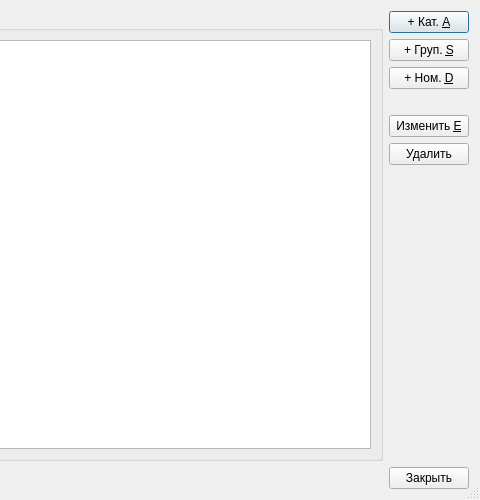
The window that inventorydialog.ui (igrekus/depot) describes before a commit, drawn with Qt 5; both pictures show x 229 to 709 and y 0 to 500 of the 709 by 500 pixel window.
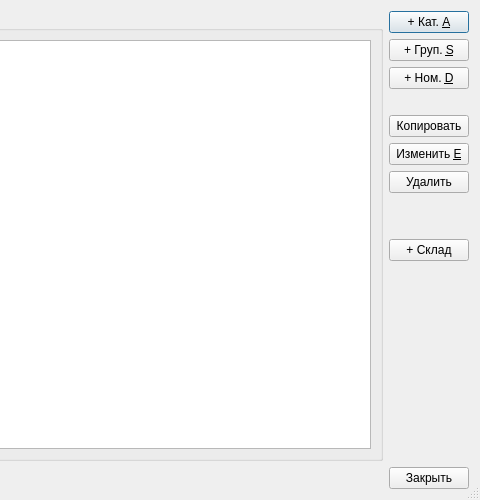
The same window after the commit.

Patch:
```diff
--- a/inventorydialog.ui
+++ b/inventorydialog.ui
@@ -79,6 +79,13 @@
          </property>
         </spacer>
        </item>
+       <item>
+        <widget class="QPushButton" name="btnCopy">
+         <property name="text">
+          <string>Копировать</string>
+         </property>
+        </widget>
+       </item>
        <item>
         <widget class="QPushButton" name="btnEdit">
          <property name="text">
@@ -93,6 +100,29 @@
          </property>
         </widget>
        </item>
+       <item>
+        <spacer name="verticalSpacer_3">
+         <property name="orientation">
+          <enum>Qt::Vertical</enum>
+         </property>
+         <property name="sizeType">
+          <enum>QSizePolicy::Fixed</enum>
+         </property>
+         <property name="sizeHint" stdset="0">
+          <size>
+           <width>20</width>
+           <height>40</height>
+          </size>
+         </property>
+        </spacer>
+       </item>
+       <item>
+        <widget class="QPushButton" name="btnRegisterStock">
+         <property name="text">
+          <string>+ Склад</string>
+         </property>
+        </widget>
+       </item>
        <item>
         <spacer name="verticalSpacer_2">
          <property name="orientation">
```
